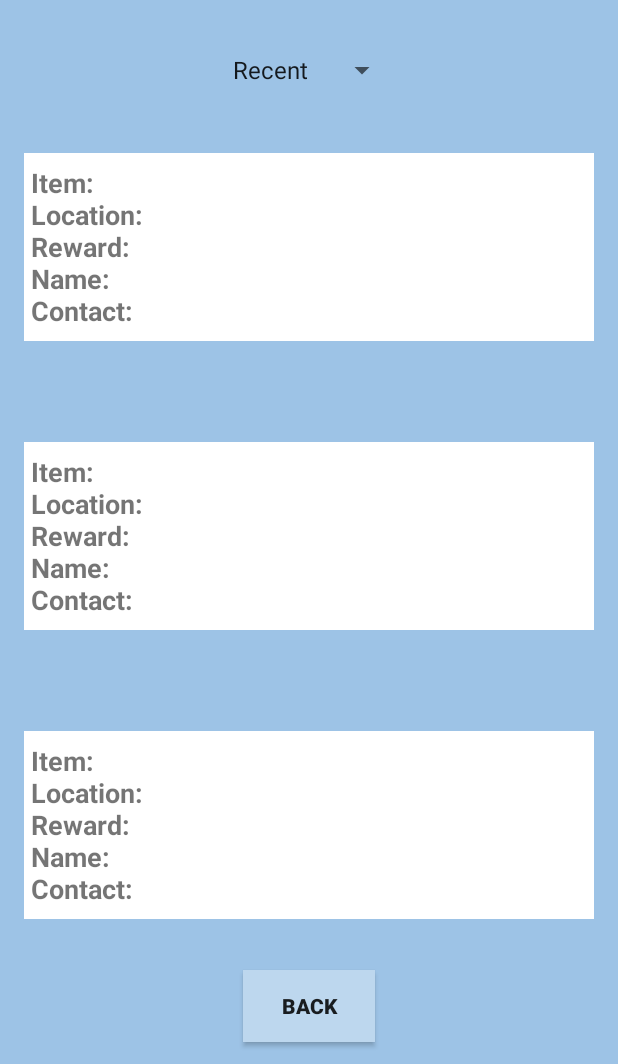
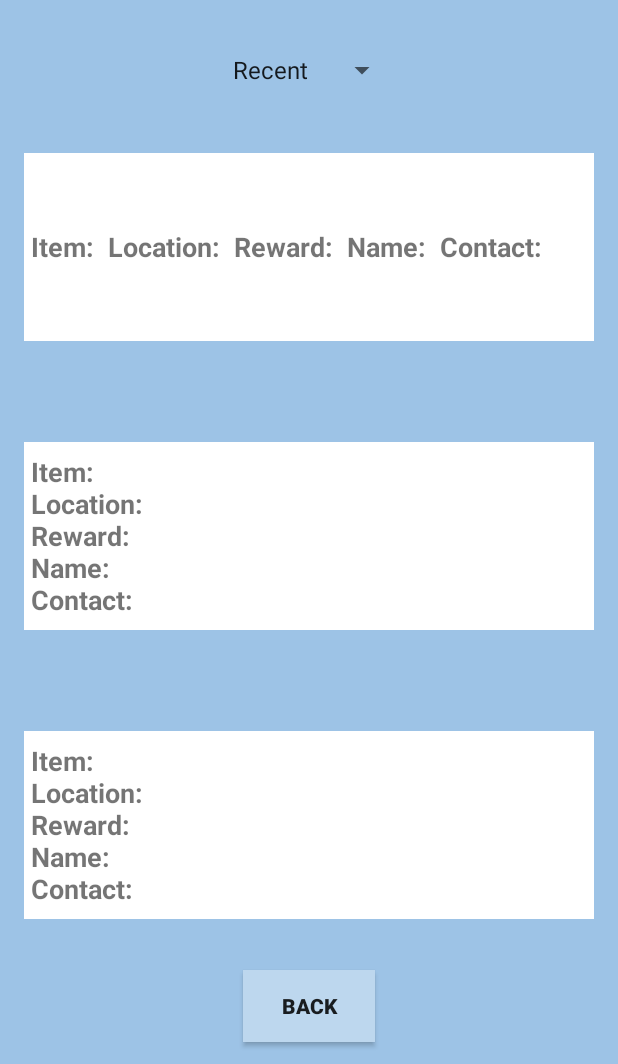
Before and after one commit to 2018sjain-zz/findr, an Android app: the FoundActivity screen opened directly, with no data from a screen before it, on a phone screen of 412 x 824 dp, the part 172-1236 px from its top. Run offline under Robolectric (Android 15) with nearby library versions, the phone set to English and light mode, and no system bars; our stand-ins replace Firebase (no records; nobody signed in at launch, a user with empty details on screens opened directly).

Commit message:
manifest shit

```diff
--- a/app/src/main/AndroidManifest.xml
+++ b/app/src/main/AndroidManifest.xml
@@ -4,7 +4,7 @@
 
     <application
         android:allowBackup="true"
-        android:icon="@mipmap/ic_launcher"
+        android:icon="@mipmap/findr_logo"
         android:label="@string/app_name"
         android:roundIcon="@mipmap/ic_launcher_round"
         android:supportsRtl="true"
--- a/app/src/main/java/org/sachinjain/findr/FoundActivity.java
+++ b/app/src/main/java/org/sachinjain/findr/FoundActivity.java
@@ -3,6 +3,7 @@ package org.sachinjain.findr;
 import android.content.Intent;
 import android.support.v7.app.AppCompatActivity;
 import android.os.Bundle;
+import android.text.TextUtils;
 import android.view.View;
 import android.widget.ArrayAdapter;
 import android.widget.Button;
@@ -37,6 +38,8 @@ public class FoundActivity extends AppCompatActivity {
         adapter.setDropDownViewResource(android.R.layout.simple_spinner_dropdown_item);
         mSpinner.setAdapter(adapter);
 
+        postList = new ArrayList<>();
+
         final FirebaseDatabase database = FirebaseDatabase.getInstance();
         DatabaseReference posts = database.getReference("posts");
 
@@ -45,29 +48,15 @@ public class FoundActivity extends AppCompatActivity {
         mResult3 = (TextView)findViewById(R.id.result3);
         String status = mSpinner.getSelectedItem().toString();
 
-        postList = new ArrayList<>();
-
-        posts.addValueEventListener(new ValueEventListener() {
-            @Override
-            public void onDataChange(DataSnapshot dataSnapshot) {
-
-                postList.clear();
-
-                for(DataSnapshot postSnapshot: dataSnapshot.getChildren()){
-                    Post post = postSnapshot.getValue(Post.class);
-                    postList.add(post);
-                }
-            }
-
-            @Override
-            public void onCancelled(DatabaseError databaseError) {
-
-            }
-        });
-
         String[] post1 = mResult1.getText().toString().split("\n");
         String[] post2 = mResult2.getText().toString().split("\n");
         String[] post3 = mResult3.getText().toString().split("\n");
+        for (int x = 0; x < post1.length; x++){
+            post1[x].concat("temp\n");
+            System.out.print(post1[x]);
+        }
+        String temp1 = TextUtils.join("", post1);
+        mResult1.setText(temp1);
 
         mBack = (Button)findViewById(R.id.back);
         mBack.setOnClickListener(new View.OnClickListener() {
```
Also changed, not shown: app/src/main/findr_logo-web.png (added), app/src/main/res/mipmap-hdpi/findr_logo.png (added), app/src/main/res/mipmap-mdpi/findr_logo.png (added), app/src/main/res/mipmap-xhdpi/findr_logo.png (added), app/src/main/res/mipmap-xxhdpi/findr_logo.png (added), app/src/main/res/mipmap-xxxhdpi/findr_logo.png (added).
